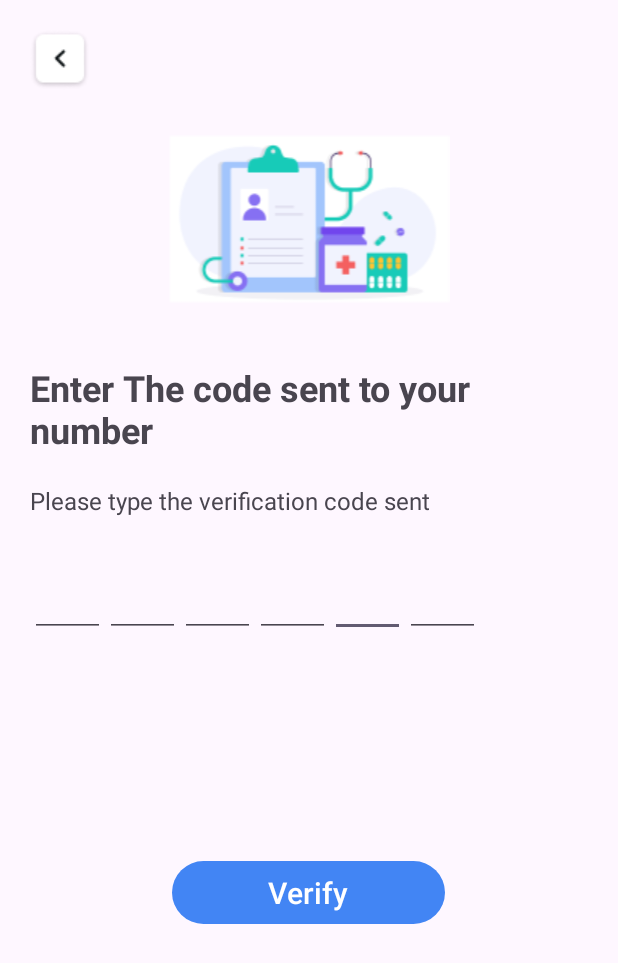
After one commit to mNik033/RescuWave, an Android app built with Jetpack Compose: the OtpActivity screen opened directly, with no data from a screen before it, on a phone screen of 412 x 824 dp. The commit adds this screen. Shown: the top 963 px of the screen. Run offline under Robolectric (Android 15) with nearby library versions, the phone set to English and light mode, and no system bars; our stand-ins replace Firebase (no records; nobody signed in at launch, a user with empty details on screens opened directly); 3 statements that could not run were skipped.

Commit message:
feat: add phone authentication

```diff
--- a/app/build.gradle
+++ b/app/build.gradle
@@ -36,6 +36,7 @@ android {
     }
     buildFeatures {
         compose true
+        viewBinding true
     }
     composeOptions {
         kotlinCompilerExtensionVersion '1.3.2'
@@ -78,4 +79,5 @@ dependencies {
     implementation 'androidx.fragment:fragment-ktx:1.6.1'
     implementation("androidx.navigation:navigation-fragment-ktx:$nav_version")
     implementation("androidx.navigation:navigation-ui-ktx:$nav_version")
+    implementation 'com.google.android.play:integrity:1.2.0'
 }
--- a/app/src/main/java/com/rescu/wave/LoginActivity.kt
+++ b/app/src/main/java/com/rescu/wave/LoginActivity.kt
@@ -42,6 +42,7 @@ class LoginActivity : BaseActivity() {
         val enterPass = findViewById<TextView>(R.id.enterPass)
         val btnEnter = findViewById<Button>(R.id.btnEnter)
         val btnGoogleSignIn = findViewById<Button>(R.id.buttonGoogleSignIn)
+        val btnPhoneSignIn = findViewById<Button>(R.id.buttonPhoneSignIn)
         val inputEmail = findViewById<TextInputEditText>(R.id.iEmail)
         val inputPass = findViewById<TextInputEditText>(R.id.iPass)
         val inputEmailLayout = findViewById<TextInputLayout>(R.id.iEmailLayout)
@@ -60,6 +61,10 @@ class LoginActivity : BaseActivity() {
 
         btnGoogleSignIn.setOnClickListener {
             signInLauncher.launch(signInIntent)
+        }
+
+        btnPhoneSignIn.setOnClickListener {
+            startActivity(Intent(this, PhoneOtp::class.java))
         }
 
         btnEnter.setOnClickListener {
--- /dev/null
+++ b/app/src/main/java/com/rescu/wave/OtpActivity.kt
@@ -0,0 +1,203 @@
+package com.rescu.wave
+
+import android.content.Intent
+import android.os.Bundle
+import android.os.Handler
+import android.os.Looper
+import android.text.Editable
+import android.text.TextWatcher
+import android.util.Log
+import android.view.View
+import android.widget.Toast
+import com.google.firebase.FirebaseException
+import com.google.firebase.FirebaseTooManyRequestsException
+import com.google.firebase.auth.FirebaseAuth
+import com.google.firebase.auth.FirebaseAuthInvalidCredentialsException
+import com.google.firebase.auth.PhoneAuthCredential
+import com.google.firebase.auth.PhoneAuthOptions
+import com.google.firebase.auth.PhoneAuthProvider
+import com.rescu.wave.databinding.ActivityOtpBinding
+import java.util.concurrent.TimeUnit
+
+class OtpActivity : BaseActivity() {
+
+    private lateinit var auth: FirebaseAuth
+    private lateinit var binding: ActivityOtpBinding
+    private lateinit var otp: String
+    private lateinit var phonenumber: String
+    private lateinit var resendtoken: PhoneAuthProvider.ForceResendingToken
+
+    override fun onCreate(savedInstanceState: Bundle?) {
+        auth=FirebaseAuth.getInstance()
+        super.onCreate(savedInstanceState)
+        binding = ActivityOtpBinding.inflate(layoutInflater)
+        setContentView(binding.root)
+        otp = intent.getStringExtra("OTP").toString()
+        resendtoken = intent.getParcelableExtra("resendToken")!!
+        phonenumber = intent.getStringExtra("phoneNumber")!!
+
+        addTextChangeListener()
+        resendotpvisi()
+
+        binding.resend.setOnClickListener {
+            resendcode()
+            resendotpvisi()
+        }
+
+        binding.btnverify.setOnClickListener {
+            signInWithPhone()
+        }
+
+    }
+
+    private fun signInWithPhone(){
+        //collecting the otp
+        val typedotp = (binding.otp1.text.toString() + binding.otp2.text.toString()
+                + binding.otp3.text.toString() +
+                binding.otp4.text.toString() + binding.otp5.text.toString()
+                + binding.otp6.text.toString())
+
+        if (typedotp.isNotEmpty()) {
+            if (typedotp.length == 6) {
+                val credential: PhoneAuthCredential = PhoneAuthProvider.getCredential(
+                    otp, typedotp
+                )
+                signInWithPhoneAuthCredential(credential)
+            } else {
+                Toast.makeText(this, "Enter Correct OTP", Toast.LENGTH_SHORT).show()
+            }
+        } else {
+            Toast.makeText(this, "Enter the OTP", Toast.LENGTH_SHORT).show()
+        }
+
+    }
+
+    private fun resendotpvisi()
+    {
+        binding.otp1.setText("")
+        binding.otp2.setText("")
+        binding.otp3.setText("")
+        binding.otp4.setText("")
+        binding.otp5.setText("")
+        binding.otp6.setText("")
+        binding.resend.visibility=View.INVISIBLE
+        binding.resend.isEnabled=false
+
+        Handler(Looper.myLooper()!!).postDelayed(Runnable {
+            binding.resend.visibility=View.VISIBLE
+            binding.resend.isEnabled=true
+        },60000)
+    }
+
+    private fun resendcode() {
+        val options = PhoneAuthOptions.newBuilder(auth)
+            .setPhoneNumber(phonenumber) // Phone number to verify
+            .setTimeout(60L, TimeUnit.SECONDS) // Timeout and unit
+            .setActivity(this) // Activity (for callback binding)
+            .setCallbacks(callbacks)
+            .setForceResendingToken(resendtoken)// OnVerificationStateChangedCallbacks
+            .build()
+        PhoneAuthProvider.verifyPhoneNumber(options)
+    }
+
+    private val callbacks = object : PhoneAuthProvider.OnVerificationStateChangedCallbacks() {
+
+        override fun onVerificationCompleted(credential: PhoneAuthCredential) {
+            // This callback will be invoked in two situations:
+            // 1 - Instant verification. In some cases the phone number can be instantly
+            //     verified without needing to send or enter a verification code.
+            // 2 - Auto-retrieval. On some devices Google Play services can automatically
+            //     detect the incoming verification SMS and perform verification without
+            //     user action.
+
+            signInWithPhoneAuthCredential(credential)
+        }
+
+        override fun onVerificationFailed(e: FirebaseException) {
+            // This callback is invoked in an invalid request for verification is made,
+            // for instance if the the phone number format is not valid.
+
+
+            if (e is FirebaseAuthInvalidCredentialsException) {
+                // Invalid request
+                Log.d("TAG", "On Verification Failed: ${e.toString()}")
+            } else if (e is FirebaseTooManyRequestsException) {
+                // The SMS quota for the project has been exceeded
+                Log.d("TAG", "On Verification Failed: ${e.toString()}")
+            }
+
+            // Show a message and update the UI
+        }
+
+        override fun onCodeSent(
+            verificationId: String,
+            token: PhoneAuthProvider.ForceResendingToken,
+        ) {
+            // The SMS verification code has been sent to the provided phone number, we
+            // now need to ask the user to enter the code and then construct a credential
+            // by combining the code with a verification ID.
+            // Save verification ID and resending token so we can use them later
+            otp = verificationId
+            resendtoken = token
+
+        }
+    }
+    private fun SendToMain() {
+        startActivity(Intent(this, MainActivity::class.java))
+    }
+
+    private fun signInWithPhoneAuthCredential(credential: PhoneAuthCredential) {
+        auth.signInWithCredential(credential)
+            .addOnCompleteListener(this) { task ->
+                if (task.isSuccessful) {
+                    // Sign in success, update UI with the signed-in user's information
+                    Toast.makeText(this, "Authentication successful", Toast.LENGTH_SHORT).show()
+                    SendToMain()
+
+
+                } else {
+                    // Sign in failed, display a message and update the UI
+
+                    if (task.exception is FirebaseAuthInvalidCredentialsException) {
+                        // The verification code entered was invalid
+                    }
+                    // Update UI
+                }
+            }
+    }
+
+
+
+    private fun addTextChangeListener() {
+        binding.otp1.addTextChangedListener(EditTextWatcher(binding.otp1))
+        binding.otp2.addTextChangedListener(EditTextWatcher(binding.otp2))
+        binding.otp3.addTextChangedListener(EditTextWatcher(binding.otp3))
+        binding.otp4.addTextChangedListener(EditTextWatcher(binding.otp4))
+        binding.otp5.addTextChangedListener(EditTextWatcher(binding.otp5))
+        binding.otp6.addTextChangedListener(EditTextWatcher(binding.otp6))
+    }
+
+
+    inner class EditTextWatcher(private val view: View) : TextWatcher {
+        override fun beforeTextChanged(p0: CharSequence?, p1: Int, p2: Int, p3: Int) {
+
+        }
+
+        override fun onTextChanged(p0: CharSequence?, p1: Int, p2: Int, p3: Int) {
+
+        }
+
+        override fun afterTextChanged(p0: Editable?) {
+            val text = p0.toString()
+            when (view.id) {
+                R.id.otp1 -> if (text.length == 1) binding.otp2.requestFocus()
+                R.id.otp2 -> if (text.length == 1) binding.otp3.requestFocus() else if (text.isEmpty()) binding.otp1.requestFocus()
+                R.id.otp3 -> if (text.length == 1) binding.otp4.requestFocus() else if (text.isEmpty()) binding.otp2.requestFocus()
+                R.id.otp4 -> if (text.length == 1) binding.otp5.requestFocus() else if (text.isEmpty()) binding.otp3.requestFocus()
+                R.id.otp5 -> if (text.length == 1) binding.otp6.requestFocus() else if (text.isEmpty()) binding.otp4.requestFocus()
+                R.id.otp6 -> if (text.length == 1) signInWithPhone() else if (text.isEmpty()) binding.otp5.requestFocus()
+            }
+        }
+
+    }
+}
--- /dev/null
+++ b/app/src/main/res/drawable/baseline_phone_24.xml
@@ -0,0 +1,5 @@
+<vector android:height="24dp" android:tint="#000000"
+    android:viewportHeight="24" android:viewportWidth="24"
+    android:width="24dp" xmlns:android="http://schemas.android.com/apk/res/android">
+    <path android:fillColor="@android:color/white" android:pathData="M6.62,10.79c1.44,2.83 3.76,5.14 6.59,6.59l2.2,-2.2c0.27,-0.27 0.67,-0.36 1.02,-0.24 1.12,0.37 2.33,0.57 3.57,0.57 0.55,0 1,0.45 1,1V20c0,0.55 -0.45,1 -1,1 -9.39,0 -17,-7.61 -17,-17 0,-0.55 0.45,-1 1,-1h3.5c0.55,0 1,0.45 1,1 0,1.25 0.2,2.45 0.57,3.57 0.11,0.35 0.03,0.74 -0.25,1.02l-2.2,2.2z"/>
+</vector>
--- /dev/null
+++ b/app/src/main/res/layout/activity_otp.xml
@@ -0,0 +1,128 @@
+<?xml version="1.0" encoding="utf-8"?>
+<LinearLayout xmlns:android="http://schemas.android.com/apk/res/android"
+    xmlns:app="http://schemas.android.com/apk/res-auto"
+    xmlns:tools="http://schemas.android.com/tools"
+    android:layout_width="match_parent"
+    android:layout_height="match_parent"
+    android:orientation="vertical"
+    tools:context=".LoginActivity"
+    android:padding="20dp"
+    android:paddingTop="50dp">
+
+    <ImageView
+        android:layout_width="wrap_content"
+        android:layout_height="wrap_content"
+        android:background="@drawable/arrow" />
+
+    <ImageView
+        android:layout_width="match_parent"
+        android:layout_height="wrap_content"
+        android:layout_gravity="center"
+        android:paddingTop="30dp"
+        android:paddingBottom="30dp"
+        android:src="@drawable/login_graphic" />
+
+    <LinearLayout
+        android:layout_width="wrap_content"
+        android:layout_height="wrap_content"
+        android:layout_gravity=""
+        android:orientation="vertical"
+        android:paddingBottom="48dp">
+
+        <TextView
+            android:layout_width="wrap_content"
+            android:layout_height="wrap_content"
+            android:text="Enter The code sent to your number"
+            android:textSize="24dp"
+            android:paddingTop="10dp"
+            android:paddingBottom="10dp"
+            android:textStyle="bold" />
+
+        <TextView
+            android:layout_width="wrap_content"
+            android:layout_height="wrap_content"
+            android:text="Please type the verification code sent"
+            android:paddingTop="10dp"
+            android:textSize="16dp" />
+
+        <LinearLayout
+            android:layout_width="wrap_content"
+            android:layout_height="wrap_content"
+            android:orientation="horizontal"
+            android:paddingTop="30dp">
+
+            <EditText
+                android:id="@+id/otp1"
+                android:maxLength="1"
+                android:inputType="number"
+                android:layout_width="50dp"
+                android:layout_height="50dp"
+                android:paddingTop="10dp"
+                tools:ignore="SpeakableTextPresentCheck" />
+            <EditText
+                android:id="@+id/otp2"
+                android:layout_width="50dp"
+                android:layout_height="50dp"
+                android:paddingTop="10dp"
+                android:maxLength="1"
+                android:inputType="number"
+                tools:ignore="SpeakableTextPresentCheck" />
+            <EditText
+                android:id="@+id/otp3"
+                android:layout_width="50dp"
+                android:layout_height="50dp"
+                android:paddingTop="10dp"
+                android:maxLength="1"
+                android:inputType="number"
+                tools:ignore="SpeakableTextPresentCheck" />
+            <EditText
+                android:id="@+id/otp4"
+                android:layout_width="50dp"
+                android:layout_height="50dp"
+                android:paddingTop="10dp"
+                android:maxLength="1"
+                android:inputType="number"
+                tools:ignore="SpeakableTextPresentCheck" />
+            <EditText
+                android:id="@+id/otp5"
+                android:layout_width="50dp"
+                android:layout_height="50dp"
+                android:paddingTop="10dp"
+                android:maxLength="1"
+                android:inputType="number"
+                tools:ignore="SpeakableTextPresentCheck" />
+            <EditText
+                android:id="@+id/otp6"
+                android:layout_width="50dp"
+                android:layout_height="50dp"
+                android:paddingTop="10dp"
+                android:maxLength="1"
+                android:inputType="number"
+                tools:ignore="SpeakableTextPresentCheck" />
+        </LinearLayout>
+
+        <TextView
+            android:id="@+id/resend"
+            android:layout_width="wrap_content"
+            android:layout_height="wrap_content"
+            android:text="Didn't receive a code? Please Resend !"
+            android:paddingTop="25dp"
+            android:textSize="17dp" />
+
+    </LinearLayout>
+
+    <com.google.android.material.button.MaterialButton
+        android:id="@+id/btnverify"
+        android:layout_width="wrap_content"
+        android:layout_height="wrap_content"
+        android:layout_gravity="center"
+        android:layout_marginVertical="48dp"
+        android:height="50dp"
+        android:paddingHorizontal="64dp"
+        android:text="Verify"
+        android:textSize="20dp"
+        app:layout_constraintBottom_toBottomOf="parent"
+        app:layout_constraintEnd_toEndOf="parent"
+        app:layout_constraintStart_toStartOf="parent" />
+
+</LinearLayout>
--- a/build.gradle
+++ b/build.gradle
@@ -1,3 +1,8 @@
+buildscript {
+    dependencies {
+        classpath 'com.google.gms:google-services:4.3.14'
+    }
+}
 // Top-level build file where you can add configuration options common to all sub-projects/modules.
 plugins {
     id 'com.android.application' version '8.0.2' apply false
```
Also changed, not shown: app/src/main/AndroidManifest.xml (+9 -0 lines), app/src/main/java/com/rescu/wave/PhoneOtp.kt (added, +114 -0 lines), app/src/main/res/layout/activity_login.xml (+19 -2 lines), app/src/main/res/layout/activity_phone_otp.xml (added, +84 -0 lines), app/src/main/res/drawable/arrow.png (added), app/src/main/res/drawable/login_graphic.png (added), 1 other file.
